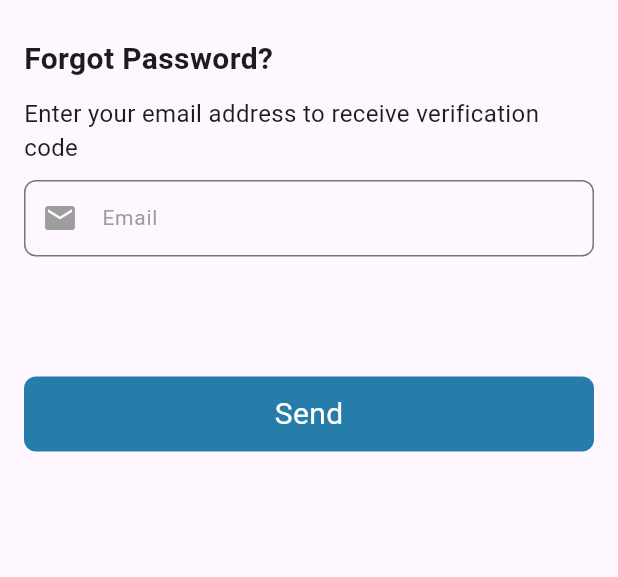
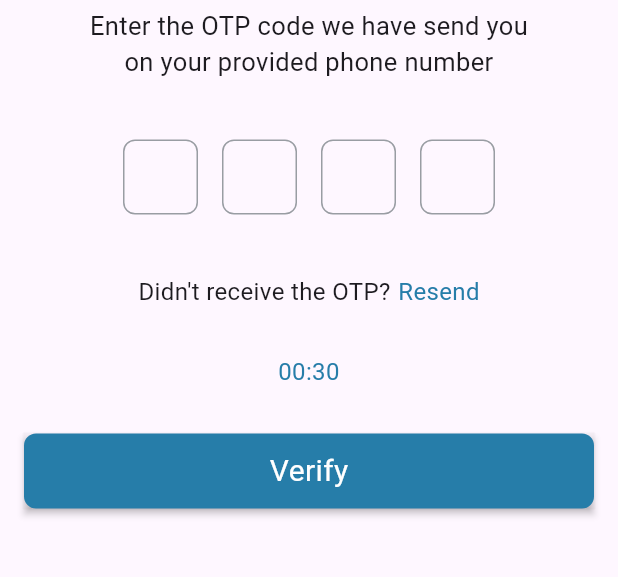
Before and after one commit to Shahzaibkhan80/fyp_project, a Flutter app: the ForgotScreen screen opened by its route, after a tap on "Send", on a phone screen of 412 x 824 dp, the part 474-1051 px from its top. Run offline on Flutter 3.47's test engine with Material 3 defaults, Android fonts, the phone set to English and light mode, and no system bars; drawn by our look-alikes of pinput; our stand-ins replace cloud_firestore, firebase_auth, firebase_core; accounts and stored records are empty.

```diff
--- a/lib/constant/appButton/app_button.dart
+++ b/lib/constant/appButton/app_button.dart
@@ -16,6 +16,7 @@ class AppButton extends StatelessWidget {
   Widget build(BuildContext context) {
     return Material(
       color: Colors.transparent,
+      elevation: 2,
       child: InkWell(
         onTap: ontap,
         child: Container(
--- a/lib/constant/appStrings/app_string.dart
+++ b/lib/constant/appStrings/app_string.dart
@@ -39,4 +39,13 @@ class Appstrings {
   static const String authRegisterAlreadyHaveText = "Already have an account?";
   static const String authLoginButton = "Log In";
   static const String authRegisterGenderText = "Gender";
+
+  /// Validation Strings
+  static const String vEnterName = "Please enter your name";
+  static const String vEmailRequired = "Please enter your email address";
+  static const String validEmail = "Please enter a valid email address";
+  static const String passwordRequired = "Please enter your password";
+  static const String passwordmust =
+      "Password must be at least 6 characters long";
+  static const String genderSelect = "Please select a gender";
 }
--- a/lib/constant/appText/app_text.dart
+++ b/lib/constant/appText/app_text.dart
@@ -4,9 +4,9 @@ class AppText extends StatelessWidget {
   final String title;
   final double fontSize;
   final Color? color;
-
   final TextStyle? textStyle;
   final VoidCallback? ontap;
+  final dynamic textAlign;
   const AppText({
     super.key,
     required this.title,
@@ -14,6 +14,7 @@ class AppText extends StatelessWidget {
     this.color,
     this.textStyle,
     this.ontap,
+    this.textAlign,
   });
 
   @override
@@ -22,6 +23,7 @@ class AppText extends StatelessWidget {
       onTap: ontap,
       child: Text(
         title,
+        textAlign: textAlign ?? TextAlign.center,
         style: textStyle ??
             TextStyle(
               fontSize: fontSize,
--- a/lib/constant/appTextfield/app_textfield.dart
+++ b/lib/constant/appTextfield/app_textfield.dart
@@ -9,6 +9,7 @@ class AppTextfield extends StatelessWidget {
   final Widget? suffixIcon;
   final Color borderColor;
   final double borderRadius;
+  final FormFieldValidator<String>? validator;
 
   const AppTextfield({
     super.key,
@@ -20,6 +21,7 @@ class AppTextfield extends StatelessWidget {
     this.suffixIcon,
     this.borderColor = Colors.grey,
     this.borderRadius = 8.0,
+    this.validator,
   });
 
   @override
--- a/lib/main.dart
+++ b/lib/main.dart
@@ -3,7 +3,6 @@ import 'package:flutter/material.dart';
 import 'package:fyp_project/firebase_options.dart';
 import 'package:fyp_project/routings/routeName/routes_name.dart';
 import 'package:fyp_project/routings/routeScreen/route_screen.dart';
-import 'package:fyp_project/view/auth/registerScreen/register_screen.dart';
 
 import 'package:fyp_project/view_modal/provider/multiAppProviders/multi_appProvider.dart';
 import 'package:provider/provider.dart';
@@ -27,7 +26,7 @@ class MyApp extends StatelessWidget {
         debugShowCheckedModeBanner: false,
         initialRoute: RouteName.splashscreen,
         routes: RouteScreen.getScreens(),
-        home: RegisterScreen(),
+        // home: Confirmpasswordscreen(),
       ),
     );
   }
--- a/lib/routings/routeName/routes_name.dart
+++ b/lib/routings/routeName/routes_name.dart
@@ -3,6 +3,8 @@ class RouteName {
   static const String loginscreen = "/LoginScreen";
   static const String regscreen = "/RegisterScreen";
   static const String forgotscreen = "/ForgotScreen";
+  static const String otpscreen = "/Otpscreen";
+  static const String confirmpasswordscreen = "/Confirmpasswordscreen";
   static const String uploadimage = "/UploadImage";
   static const String modelprediction = "/Modelprediction";
 }
--- a/lib/routings/routeScreen/route_screen.dart
+++ b/lib/routings/routeScreen/route_screen.dart
@@ -1,5 +1,7 @@
 import 'package:flutter/material.dart';
 import 'package:fyp_project/view/auth/forgotScreen/forgot_screen.dart';
+import 'package:fyp_project/view/auth/otpScreen/otpscreen.dart';
+import '../../view/auth/confirmPasswordScreen/confirmpasswordscreen.dart';
 import '../../view/auth/loginScreen/login_screen.dart';
 import '../../view/auth/registerScreen/register_screen.dart';
 import '../../view/dashboard/uploadImage/upload_image.dart';
@@ -14,6 +16,8 @@ class RouteScreen {
       RouteName.regscreen: (context) => RegisterScreen(),
       RouteName.forgotscreen: (context) => ForgotScreen(),
       RouteName.uploadimage: (context) => UploadImage(),
+      RouteName.otpscreen: (context) => Otpscreen(),
+      RouteName.confirmpasswordscreen: (context) => Confirmpasswordscreen(),
     };
   }
 }
--- a/lib/view/auth/forgotScreen/forgot_screen.dart
+++ b/lib/view/auth/forgotScreen/forgot_screen.dart
@@ -4,6 +4,8 @@ import 'package:fyp_project/constant/appImages/app_image.dart';
 import 'package:fyp_project/constant/appStrings/app_string.dart';
 import 'package:fyp_project/constant/appText/app_text.dart';
 import 'package:fyp_project/constant/appTextfield/app_textfield.dart';
+import 'package:fyp_project/navigationScreen/appNavigation.dart';
+import 'package:fyp_project/routings/routeName/routes_name.dart';
 import 'package:fyp_project/view_modal/provider/generalProvider/general_provider.dart';
 import 'package:fyp_project/widgets/customImage/custom_image.dart';
 import 'package:provider/provider.dart';
@@ -60,7 +62,9 @@ class ForgotScreen extends StatelessWidget {
                     SizedBox(height: 80),
                     AppButton(
                       btnText: Appstrings.authForgorSendButton,
-                      ontap: () {},
+                      ontap: () {
+                        AppNavigators.nextscreen(context, RouteName.otpscreen);
+                      },
                       color: AppColors.textbuttoncolor,
                     )
                   ],
--- /dev/null
+++ b/lib/view/auth/otpScreen/otpscreen.dart
@@ -0,0 +1,108 @@
+import 'package:flutter/material.dart';
+import 'package:fyp_project/constant/appStrings/app_string.dart';
+import 'package:fyp_project/constant/appText/app_text.dart';
+import 'package:fyp_project/navigationScreen/appNavigation.dart';
+import 'package:fyp_project/routings/routeName/routes_name.dart';
+import 'package:pinput/pinput.dart';
+
+import '../../../constant/appButton/app_button.dart';
+import '../../../constant/appColors/app_color.dart';
+import '../../../constant/appImages/app_image.dart';
+import '../../../widgets/customImage/custom_image.dart';
+
+class Otpscreen extends StatelessWidget {
+  const Otpscreen({super.key});
+
+  @override
+  Widget build(BuildContext context) {
+    final defaultPinTheme = PinTheme(
+      width: 50,
+      height: 50,
+      textStyle: TextStyle(
+        fontSize: 20,
+        color: AppColors.blackTextClr,
+        fontWeight: FontWeight.w600,
+      ),
+      decoration: BoxDecoration(
+        border: Border.all(color: AppColors.textColorGrey),
+        borderRadius: BorderRadius.circular(8),
+        shape: BoxShape.rectangle,
+      ),
+    );
+    return Scaffold(
+        body: SafeArea(
+      child: SingleChildScrollView(
+        child: Center(
+          child: Padding(
+            padding: const EdgeInsets.all(16),
+            child: Column(
+              mainAxisAlignment: MainAxisAlignment.center,
+              children: [
+                CustomImage(
+                  imageUrl: AppImage.projectlogo,
+                  imageheight: 300,
+                  imagewidth: 250,
+                ),
+                // SizedBox(height: 5),
+                SizedBox(
+                  width: 300,
+                  child: AppText(
+                    title: Appstrings.authVerificationScreenText,
+                    fontSize: 17,
+                    textAlign: TextAlign.center,
+                  ),
+                ),
+                SizedBox(height: 40),
+                Pinput(
+                  length: 4,
+                  defaultPinTheme: defaultPinTheme,
+                  focusedPinTheme: defaultPinTheme.copyWith(
+                    decoration: defaultPinTheme.decoration?.copyWith(
+                      border: Border.all(
+                        color: AppColors.textbuttoncolor,
+                        width: 2,
+                      ),
+                    ),
+                  ),
+                  separatorBuilder: (index) => SizedBox(width: 16),
+                ),
+
+                SizedBox(height: 40),
+                Row(
+                  mainAxisAlignment: MainAxisAlignment.center,
+                  children: [
+                    AppText(
+                      title: Appstrings.authVerificationDontReceiveOtpText,
+                      fontSize: 16,
+                    ),
+                    SizedBox(width: 5),
+                    AppText(
+                      title: Appstrings.authVerificationResendText,
+                      fontSize: 16,
+                      color: AppColors.textbuttoncolor,
+                    ),
+                  ],
+                ),
+                SizedBox(height: 30),
+                AppText(
+                  title: '00:30',
+                  fontSize: 16,
+                  color: AppColors.textbuttoncolor,
+                ),
+                SizedBox(height: 30),
+                AppButton(
+                  btnText: Appstrings.authVerificationButton,
+                  ontap: () {
+                    AppNavigators.nextscreen(
+                        context, RouteName.confirmpasswordscreen);
+                  },
+                  color: AppColors.textbuttoncolor,
+                ),
+              ],
+            ),
+          ),
+        ),
+      ),
+    ));
+  }
+}
--- a/lib/view_modal/provider/textController/text_controller.dart
+++ b/lib/view_modal/provider/textController/text_controller.dart
@@ -11,4 +11,8 @@ class TextController {
   static TextEditingController genderController = TextEditingController();
   static TextEditingController regemailController = TextEditingController();
   static TextEditingController regpassController = TextEditingController();
+
+  //confirm Screen
+  static TextEditingController confirmController = TextEditingController();
+  static TextEditingController confirmnewController = TextEditingController();
 }
--- a/pubspec.yaml
+++ b/pubspec.yaml
@@ -38,6 +38,7 @@ dependencies:
   firebase_core: ^3.13.0
   firebase_auth: ^5.5.2
   cloud_firestore: ^5.6.6
+  pinput: ^5.0.1
 
 dev_dependencies:
   flutter_test:
```
Also changed, not shown: lib/constant/appAuth/appauth.dart (+7 -7 lines), lib/view/auth/confirmPasswordScreen/confirmpasswordscreen.dart (added, +55 -0 lines), lib/view/auth/loginScreen/login_screen.dart (+14 -5 lines), lib/view/auth/registerScreen/register_screen.dart (+50 -6 lines), lib/view/auth/wrapper/wrapper.dart (deleted, +0 -23 lines), lib/view_modal/validation/validation.dart (added, +71 -0 lines), 4 other files.
